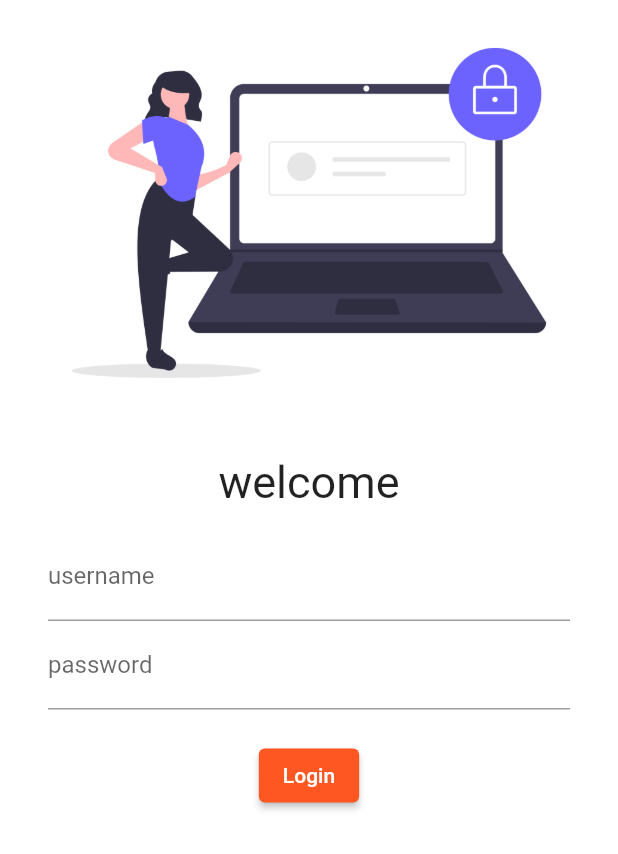
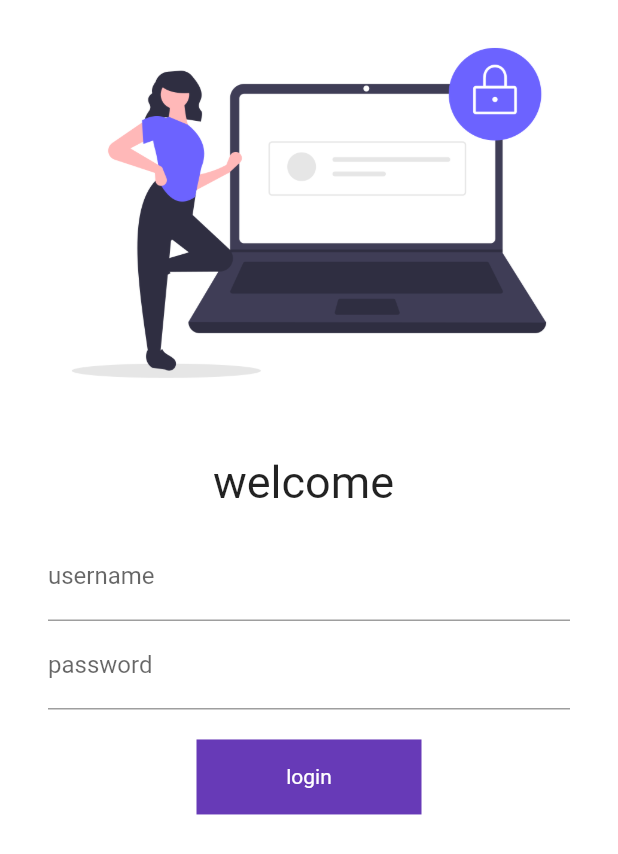
Before and after one commit to OICjangirrahul/flutter_login, a Flutter app: the screen it shows after launch, on a phone screen of 412 x 824 dp. Shown: the top 854 px of the screen. Run offline on Flutter 3.47's test engine with Material 2 defaults, Android fonts, the phone set to English and light mode, and no system bars.

Commit message:
day 7 ok

```diff
--- a/lib/pages/Loginpage.dart
+++ b/lib/pages/Loginpage.dart
@@ -1,9 +1,16 @@
 import 'package:flutter/material.dart';
 import 'package:project/utils/routs.dart';
 
-class LoginPage extends StatelessWidget {
+class LoginPage extends StatefulWidget {
   const LoginPage({Key? key}) : super(key: key);
 
+  @override
+  _LoginPageState createState() => _LoginPageState();
+}
+
+class _LoginPageState extends State<LoginPage> {
+  String name = "";
+  bool changeButton = false;
   @override
   Widget build(BuildContext context) {
     return Material(
@@ -18,7 +25,7 @@ class LoginPage extends StatelessWidget {
               height: 20.0,
             ),
             Text(
-              "welcome",
+              "welcome $name",
               style: TextStyle(
                 fontSize: 30,
               ),
@@ -33,6 +40,10 @@ class LoginPage extends StatelessWidget {
                       hintText: "enter username",
                       labelText: "username",
                     ),
+                    onChanged: (value) {
+                      name = value;
+                      setState(() {});
+                    },
                   ),
                   TextFormField(
                     obscureText: true,
@@ -44,12 +55,39 @@ class LoginPage extends StatelessWidget {
                   SizedBox(
                     height: 20.0,
                   ),
-                  ElevatedButton(
+                  /*ElevatedButton(
                     child: Text("Login"),
                     onPressed: () {
                       Navigator.pushNamed(context, MyRoutes.homeRoute);
                     },
-                  )
+                  )*/
+                  InkWell(
+                    onTap: () async {
+                      setState(() {
+                        changeButton = true;
+                      });
+                      await Future.delayed(Duration(seconds: 1));
+                      Navigator.pushNamed(context, MyRoutes.homeRoute);
+                    },
+                    child: AnimatedContainer(
+                      duration: Duration(seconds: 1),
+                      width: changeButton ? 50 : 150,
+                      height: 50,
+                      alignment: Alignment.center,
+                      child: changeButton
+                          ? Icon(Icons.done, color: Colors.white)
+                          : Text(
+                              "login",
+                              style: TextStyle(color: Colors.white),
+                            ),
+                      decoration: BoxDecoration(
+                        color: Colors.deepPurple,
+                        shape:
+                            changeButton ? BoxShape.circle : BoxShape.rectangle,
+                        //borderRadius: BorderRadius.circular(10)),
+                      ),
+                    ),
+                  ),
                 ],
               ),
             )
```
